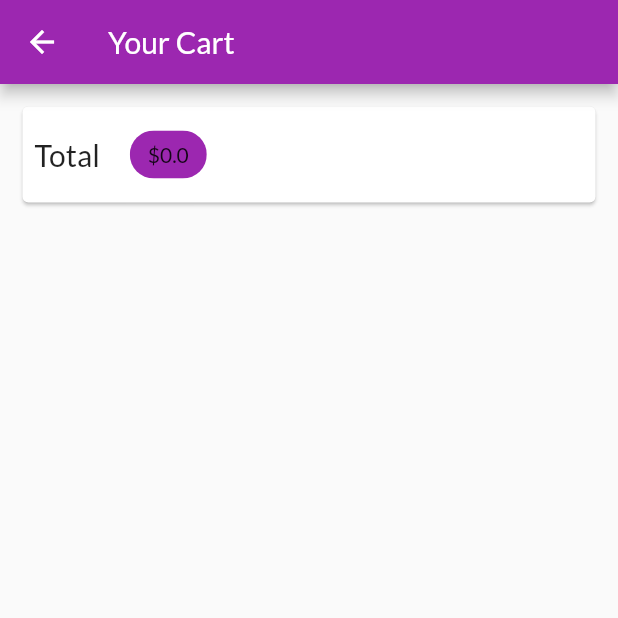
After one commit to JulienMalcouronne/shopping_app, a Flutter app: the CartScreen screen opened by its route, on a phone screen of 412 x 824 dp, the top half of it. The commit adds this screen. Run offline on Flutter 3.47's test engine with Material 2 defaults, Android fonts, the phone set to English and light mode, and no system bars; network calls fail.

Commit message:
added route for cart

```diff
--- a/lib/main.dart
+++ b/lib/main.dart
@@ -1,6 +1,7 @@
 import 'package:flutter/material.dart';
 import 'package:provider/provider.dart';
 
+import './screens/cart_screen.dart';
 import './screens/products_overview_screen.dart';
 import './screens/product_detail_screen.dart';
 import './providers/products_provider.dart';
@@ -31,6 +32,7 @@ class MyApp extends StatelessWidget {
         home: ProductsOverviewScreen(),
         routes: {
           ProductDetailScreen.routeName: (ctx) => ProductDetailScreen(),
+          CartScreen.routeName: (ctx) => CartScreen(),
         },
       ),
     );
--- a/lib/providers/cart.dart
+++ b/lib/providers/cart.dart
@@ -23,6 +23,14 @@ class Cart with ChangeNotifier {
 
   int get itemCount {
     return _items.length;
+  }
+
+  double get totalAmount {
+    double total = 0.0;
+    _items.forEach((key, cartItem) {
+      total += cartItem.price * cartItem.quantity;
+    });
+    return total;
   }
 
   void addItem(
--- /dev/null
+++ b/lib/screens/cart_screen.dart
@@ -0,0 +1,42 @@
+import 'package:flutter/material.dart';
+import 'package:provider/provider.dart';
+
+import '../providers/cart.dart';
+
+class CartScreen extends StatelessWidget {
+  static const routeName = '/cart';
+  @override
+  Widget build(BuildContext context) {
+    final cart = Provider.of<Cart>(context);
+    return Scaffold(
+      appBar: AppBar(
+        title: Text("Your Cart"),
+      ),
+      body: Column(
+        children: <Widget>[
+          Card(
+            margin: EdgeInsets.all(15),
+            child: Padding(
+              padding: EdgeInsets.all(8),
+              child: Row(
+                children: <Widget>[
+                  Text(
+                    'Total',
+                    style: TextStyle(fontSize: 20),
+                  ),
+                  SizedBox(
+                    width: 20,
+                  ),
+                  Chip(
+                    label: Text('\$${cart.totalAmount}'),
+                    backgroundColor: Theme.of(context).primaryColor,
+                  )
+                ],
+              ),
+            ),
+          ),
+        ],
+      ),
+    );
+  }
+}
--- a/lib/screens/products_overview_screen.dart
+++ b/lib/screens/products_overview_screen.dart
@@ -5,6 +5,7 @@ import '../widget/products_grid.dart';
 // import '../providers/products_provider.dart';
 import '../widget/badge.dart';
 import '../providers/cart.dart';
+import './cart_screen.dart';
 
 enum FilterOptions {
   Favorites,
@@ -63,7 +64,9 @@ class _ProductsOverviewScreenState extends State<ProductsOverviewScreen> {
               icon: Icon(
                 Icons.shopping_cart,
               ),
-              onPressed: () {},
+              onPressed: () {
+                Navigator.of(context).pushNamed(CartScreen.routeName);
+              },
             ),
           ),
         ],
```
